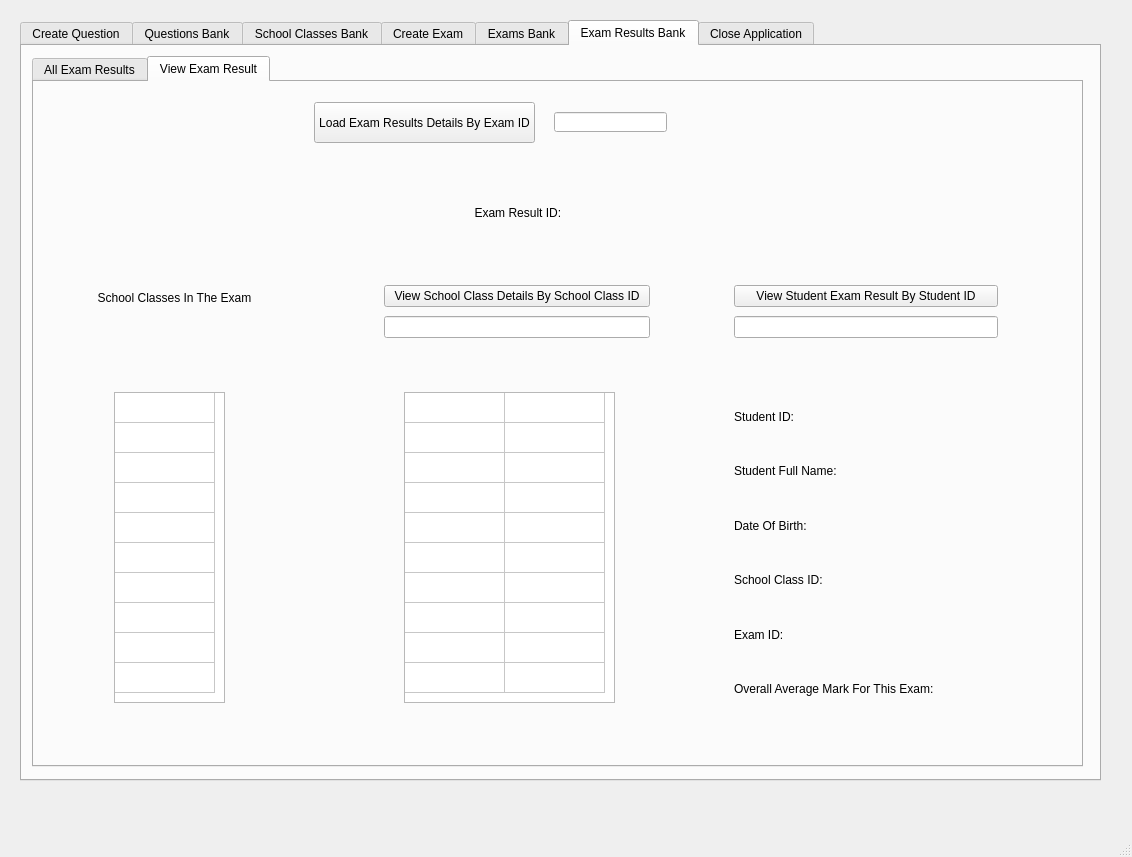
Above: GUI/TeacherGUIQtDesigner.ui from applet199/OOPCourseWorkTwo before the change. Below: the same form after it.
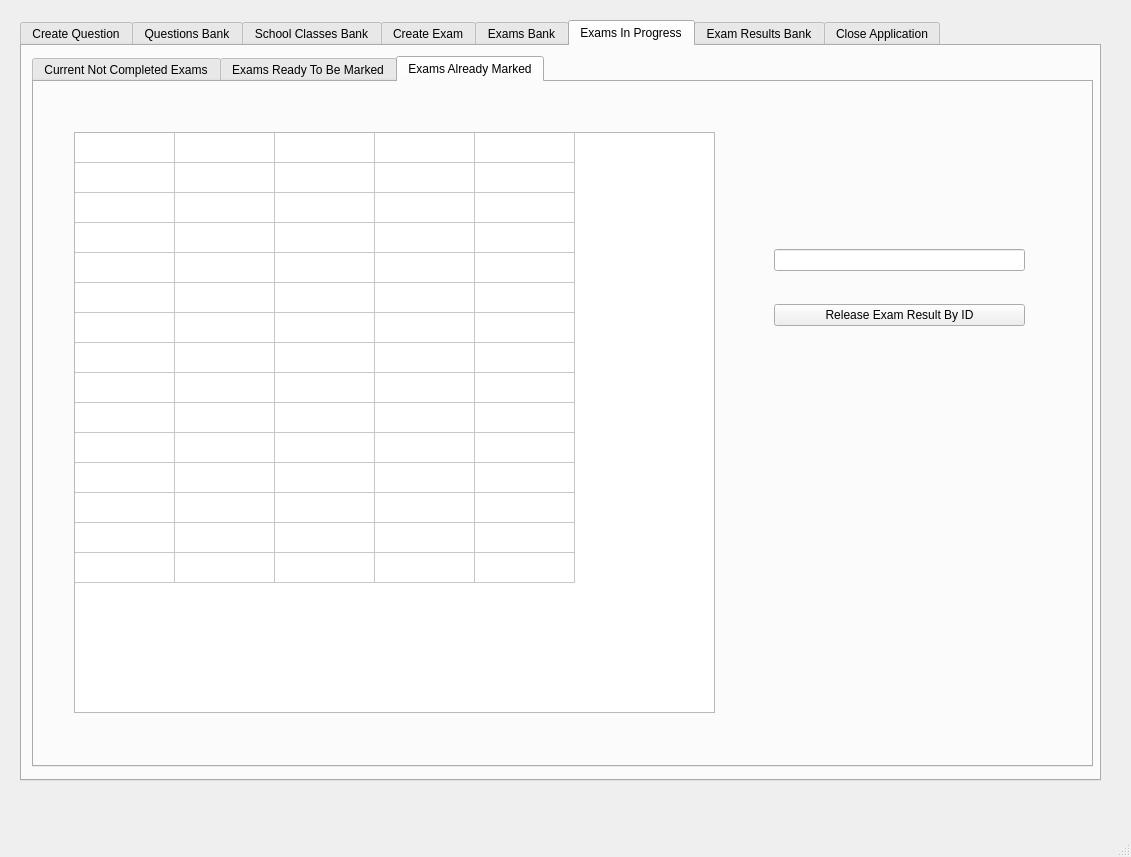
That is the form after the change. The open tabs and pages were chosen to show the change.

Patch:
```diff
--- a/GUI/TeacherGUIQtDesigner.ui
+++ b/GUI/TeacherGUIQtDesigner.ui
@@ -6,7 +6,7 @@
    <rect>
     <x>0</x>
     <y>0</y>
-    <width>1132</width>
+    <width>1131</width>
     <height>857</height>
    </rect>
   </property>
@@ -2293,6 +2293,252 @@
       </widget>
      </widget>
     </widget>
+    <widget class="QWidget" name="tab_5">
+     <attribute name="title">
+      <string>Exams In Progress</string>
+     </attribute>
+     <widget class="QTabWidget" name="tabWidget_2">
+      <property name="geometry">
+       <rect>
+        <x>10</x>
+        <y>10</y>
+        <width>1061</width>
+        <height>711</height>
+       </rect>
+      </property>
+      <property name="currentIndex">
+       <number>0</number>
+      </property>
+      <widget class="QWidget" name="tab_6">
+       <attribute name="title">
+        <string>Current Not Completed Exams</string>
+       </attribute>
+       <widget class="QTableWidget" name="tableWidget_16">
+        <property name="geometry">
+         <rect>
+          <x>70</x>
+          <y>80</y>
+          <width>881</width>
+          <height>491</height>
+         </rect>
+        </property>
+        <property name="editTriggers">
+         <set>QAbstractItemView::NoEditTriggers</set>
+        </property>
+        <property name="selectionMode">
+         <enum>QAbstractItemView::NoSelection</enum>
+        </property>
+        <property name="rowCount">
+         <number>13</number>
+        </property>
+        <property name="columnCount">
+         <number>7</number>
+        </property>
+        <attribute name="horizontalHeaderVisible">
+         <bool>false</bool>
+        </attribute>
+        <attribute name="verticalHeaderVisible">
+         <bool>false</bool>
+        </attribute>
+        <row/>
+        <row/>
+        <row/>
+        <row/>
+        <row/>
+        <row/>
+        <row/>
+        <row/>
+        <row/>
+        <row/>
+        <row/>
+        <row/>
+        <row/>
+        <column/>
+        <column/>
+        <column/>
+        <column/>
+        <column/>
+        <column/>
+        <column/>
+       </widget>
+      </widget>
+      <widget class="QWidget" name="tab_9">
+       <attribute name="title">
+        <string>Exams Ready To Be Marked</string>
+       </attribute>
+       <widget class="QTableWidget" name="tableWidget_17">
+        <property name="geometry">
+         <rect>
+          <x>90</x>
+          <y>70</y>
+          <width>511</width>
+          <height>561</height>
+         </rect>
+        </property>
+        <property name="rowCount">
+         <number>15</number>
+        </property>
+        <property name="columnCount">
+         <number>4</number>
+        </property>
+        <attribute name="horizontalHeaderVisible">
+         <bool>false</bool>
+        </attribute>
+        <attribute name="verticalHeaderVisible">
+         <bool>false</bool>
+        </attribute>
+        <row/>
+        <row/>
+        <row/>
+        <row/>
+        <row/>
+        <row/>
+        <row/>
+        <row/>
+        <row/>
+        <row/>
+        <row/>
+        <row/>
+        <row/>
+        <row/>
+        <row/>
+        <column/>
+        <column/>
+        <column/>
+        <column/>
+       </widget>
+       <widget class="QLabel" name="label_16">
+        <property name="geometry">
+         <rect>
+          <x>690</x>
+          <y>380</y>
+          <width>211</width>
+          <height>71</height>
+         </rect>
+        </property>
+        <property name="text">
+         <string/>
+        </property>
+        <property name="alignment">
+         <set>Qt::AlignCenter</set>
+        </property>
+       </widget>
+       <widget class="QWidget" name="">
+        <property name="geometry">
+         <rect>
+          <x>670</x>
+          <y>190</y>
+          <width>251</width>
+          <height>131</height>
+         </rect>
+        </property>
+        <layout class="QVBoxLayout" name="verticalLayout_23">
+         <item>
+          <widget class="QLineEdit" name="lineEdit_29"/>
+         </item>
+         <item>
+          <widget class="QPushButton" name="pushButton_31">
+           <property name="text">
+            <string>Mark Exam By ID</string>
+           </property>
+          </widget>
+         </item>
+        </layout>
+       </widget>
+      </widget>
+      <widget class="QWidget" name="tab_24">
+       <attribute name="title">
+        <string>Exams Already Marked</string>
+       </attribute>
+       <widget class="QTableWidget" name="tableWidget_18">
+        <property name="geometry">
+         <rect>
+          <x>40</x>
+          <y>50</y>
+          <width>641</width>
+          <height>581</height>
+         </rect>
+        </property>
+        <property name="editTriggers">
+         <set>QAbstractItemView::NoEditTriggers</set>
+        </property>
+        <property name="selectionMode">
+         <enum>QAbstractItemView::NoSelection</enum>
+        </property>
+        <property name="rowCount">
+         <number>15</number>
+        </property>
+        <property name="columnCount">
+         <number>5</number>
+        </property>
+        <attribute name="horizontalHeaderVisible">
+         <bool>false</bool>
+        </attribute>
+        <attribute name="verticalHeaderVisible">
+         <bool>false</bool>
+        </attribute>
+        <row/>
+        <row/>
+        <row/>
+        <row/>
+        <row/>
+        <row/>
+        <row/>
+        <row/>
+        <row/>
+        <row/>
+        <row/>
+        <row/>
+        <row/>
+        <row/>
+        <row/>
+        <column/>
+        <column/>
+        <column/>
+        <column/>
+        <column/>
+       </widget>
+       <widget class="QWidget" name="layoutWidget_10">
+        <property name="geometry">
+         <rect>
+          <x>740</x>
+          <y>140</y>
+          <width>251</width>
+          <height>131</height>
+         </rect>
+        </property>
+        <layout class="QVBoxLayout" name="verticalLayout_36">
+         <item>
+          <widget class="QLineEdit" name="lineEdit_30"/>
+         </item>
+         <item>
+          <widget class="QPushButton" name="pushButton_32">
+           <property name="text">
+            <string>Release Exam Result By ID</string>
+           </property>
+          </widget>
+         </item>
+        </layout>
+       </widget>
+       <widget class="QLabel" name="label_48">
+        <property name="geometry">
+         <rect>
+          <x>770</x>
+          <y>330</y>
+          <width>201</width>
+          <height>61</height>
+         </rect>
+        </property>
+        <property name="text">
+         <string/>
+        </property>
+        <property name="alignment">
+         <set>Qt::AlignCenter</set>
+        </property>
+       </widget>
+      </widget>
+     </widget>
+    </widget>
     <widget class="QWidget" name="tab_21">
      <attribute name="title">
       <string>Exam Results Bank</string>
@@ -2373,10 +2619,10 @@
        <widget class="QPushButton" name="pushButton_24">
         <property name="geometry">
          <rect>
-          <x>280</x>
+          <x>210</x>
           <y>20</y>
-          <width>221</width>
-          <height>41</height>
+          <width>291</width>
+          <height>51</height>
          </rect>
         </property>
         <property name="text">
@@ -2388,22 +2634,22 @@
          <rect>
           <x>520</x>
           <y>30</y>
-          <width>113</width>
-          <height>20</height>
+          <width>111</width>
+          <height>31</height>
          </rect>
         </property>
        </widget>
        <widget class="QTableWidget" name="tableWidget_12">
         <property name="geometry">
          <rect>
-          <x>80</x>
-          <y>310</y>
-          <width>111</width>
-          <height>311</height>
+          <x>90</x>
+          <y>200</y>
+          <width>131</width>
+          <height>191</height>
          </rect>
         </property>
         <property name="rowCount">
-         <number>10</number>
+         <number>5</number>
         </property>
         <property name="columnCount">
          <number>1</number>
@@ -2419,18 +2665,13 @@
         <row/>
         <row/>
         <row/>
-        <row/>
-        <row/>
-        <row/>
-        <row/>
-        <row/>
         <column/>
        </widget>
        <widget class="QLabel" name="label_31">
         <property name="geometry">
          <rect>
-          <x>60</x>
-          <y>200</y>
+          <x>70</x>
+          <y>150</y>
           <width>161</width>
           <height>31</height>
          </rect>
@@ -2445,8 +2686,8 @@
        <widget class="QLabel" name="label_32">
         <property name="geometry">
          <rect>
-          <x>390</x>
-          <y>70</y>
+          <x>710</x>
+          <y>30</y>
           <width>181</width>
           <height>41</height>
          </rect>
@@ -2461,8 +2702,8 @@
        <widget class="QLabel" name="label_33">
         <property name="geometry">
          <rect>
-          <x>380</x>
-          <y>110</y>
+          <x>390</x>
+          <y>80</y>
           <width>211</width>
           <height>41</height>
          </rect>
@@ -2477,10 +2718,10 @@
        <widget class="QTableWidget" name="tableWidget_13">
         <property name="geometry">
          <rect>
-          <x>370</x>
-          <y>310</y>
-          <width>211</width>
-          <height>311</height>
+          <x>340</x>
+          <y>230</y>
+          <width>261</width>
+          <height>381</height>
          </rect>
         </property>
         <property name="rowCount">
@@ -2512,7 +2753,7 @@
         <property name="geometry">
          <rect>
           <x>700</x>
-          <y>200</y>
+          <y>140</y>
           <width>264</width>
           <height>61</height>
          </rect>
@@ -2533,8 +2774,8 @@
        <widget class="QWidget" name="layoutWidget">
         <property name="geometry">
          <rect>
-          <x>350</x>
-          <y>200</y>
+          <x>340</x>
+          <y>140</y>
           <width>266</width>
           <height>61</height>
          </rect>
@@ -2555,10 +2796,10 @@
        <widget class="QWidget" name="layoutWidget">
         <property name="geometry">
          <rect>
-          <x>700</x>
-          <y>310</y>
+          <x>680</x>
+          <y>240</y>
           <width>311</width>
-          <height>321</height>
+          <height>381</height>
          </rect>
         </property>
         <layout class="QVBoxLayout" name="verticalLayout_20">
```
Left out of the diff: 23 changed lines with no effect on the pictures.
